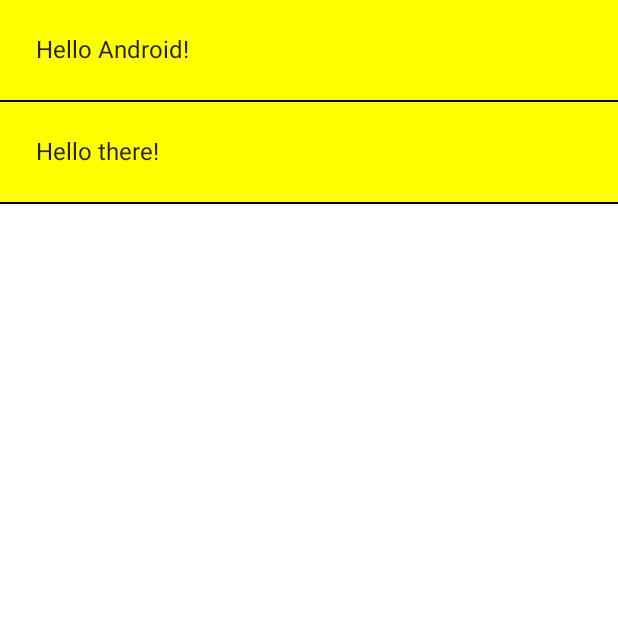
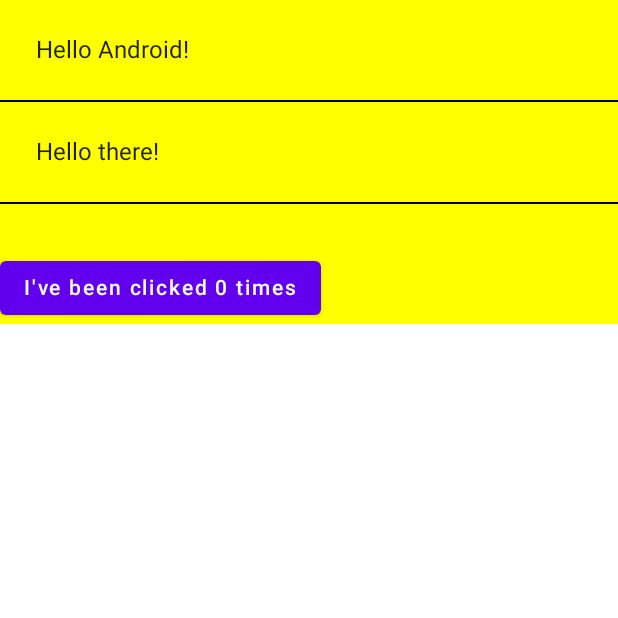
Before and after one commit to cd-glacier/JetPackComposeBasics, an Android app built with Jetpack Compose: the screen it shows after launch (MainActivity), on a phone screen of 412 x 824 dp, the top half of it. Run offline under Robolectric (Android 15) with nearby library versions, the phone set to English and light mode, and no system bars.

Commit message:
Internal state with button

```diff
--- a/app/src/main/java/com/example/jetpackcomposebasics/MainActivity.kt
+++ b/app/src/main/java/com/example/jetpackcomposebasics/MainActivity.kt
@@ -5,10 +5,13 @@ import androidx.activity.ComponentActivity
 import androidx.activity.compose.setContent
 import androidx.compose.foundation.layout.Column
 import androidx.compose.foundation.layout.padding
+import androidx.compose.material.Button
 import androidx.compose.material.Surface
 import androidx.compose.material.TabRowDefaults.Divider
 import androidx.compose.material.Text
 import androidx.compose.runtime.Composable
+import androidx.compose.runtime.mutableStateOf
+import androidx.compose.runtime.remember
 import androidx.compose.ui.Modifier
 import androidx.compose.ui.graphics.Color
 import androidx.compose.ui.tooling.preview.Preview
@@ -42,12 +45,24 @@ fun MyScreenContent(names: List<String> = listOf("Android", "there")) {
             Greeting(name = name)
             Divider(color = Color.Black)
         }
+        Divider(color = Color.Transparent, thickness = 32.dp)
+        Counter()
     }
 }
 
 @Composable
 fun Greeting(name: String) {
     Text(text = "Hello $name!", modifier = Modifier.padding(24.dp))
+}
+
+@Composable
+fun Counter() {
+
+    val count = remember { mutableStateOf(0) }
+
+    Button(onClick = { count.value++ }) {
+        Text("I've been clicked ${count.value} times")
+    }
 }
 
 @Preview
```
